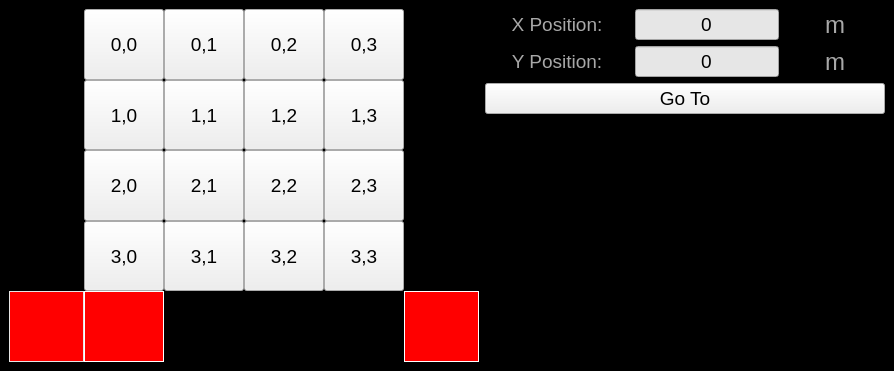
Above: Scanner GUI/QRreader/QRreaderWindow.ui from afylab/nanoSQUID-Scanning-Software before the change. Below: the same form after it.
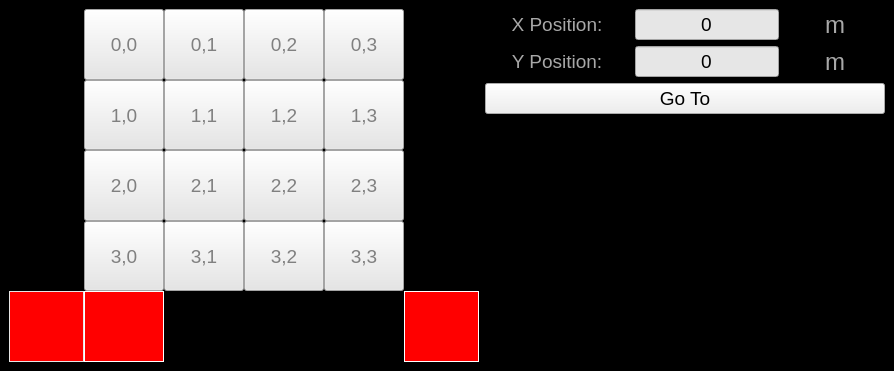
That is the form after the change. Icons and pictures are not drawn.

Patch:
```diff
--- a/Scanner GUI/QRreader/QRreaderWindow.ui
+++ b/Scanner GUI/QRreader/QRreaderWindow.ui
@@ -70,7 +70,7 @@
 
 QPushBotton{
 background-color: rgb(230,230,230);
-color:grey
+
 }</string>
    </property>
    <layout class="QGridLayout" name="gridLayout_4" rowstretch="1,1,1,1" columnstretch="0,0">
@@ -393,7 +393,7 @@
          </font>
         </property>
         <property name="styleSheet">
-         <string notr="true"/>
+         <string notr="true">background-color: rgb(230,230,230);color:grey</string>
         </property>
         <property name="text">
          <string>2,1</string>
@@ -417,7 +417,7 @@
          <bool>false</bool>
         </property>
         <property name="styleSheet">
-         <string notr="true"/>
+         <string notr="true">background-color: rgb(230,230,230);color:grey</string>
         </property>
         <property name="text">
          <string>3,3</string>
@@ -438,7 +438,7 @@
          </font>
         </property>
         <property name="styleSheet">
-         <string notr="true"/>
+         <string notr="true">background-color: rgb(230,230,230);color:grey</string>
         </property>
         <property name="text">
          <string>3,1</string>
@@ -459,7 +459,7 @@
          </font>
         </property>
         <property name="styleSheet">
-         <string notr="true"/>
+         <string notr="true">background-color: rgb(230,230,230);color:grey</string>
         </property>
         <property name="text">
          <string>0,1</string>
@@ -480,7 +480,7 @@
          </font>
         </property>
         <property name="styleSheet">
-         <string notr="true"/>
+         <string notr="true">background-color: rgb(230,230,230);color:grey</string>
         </property>
         <property name="text">
          <string>1,0</string>
@@ -504,7 +504,7 @@
          <bool>false</bool>
         </property>
         <property name="styleSheet">
-         <string notr="true"/>
+         <string notr="true">background-color: rgb(230,230,230);color:grey</string>
         </property>
         <property name="text">
          <string>0,0</string>
@@ -525,7 +525,7 @@
          </font>
         </property>
         <property name="styleSheet">
-         <string notr="true"/>
+         <string notr="true">background-color: rgb(230,230,230);color:grey</string>
         </property>
         <property name="text">
          <string>1,1</string>
@@ -549,7 +549,7 @@
          <enum>Qt::PreventContextMenu</enum>
         </property>
         <property name="styleSheet">
-         <string notr="true"/>
+         <string notr="true">background-color: rgb(230,230,230);color:grey</string>
         </property>
         <property name="text">
          <string>0,2</string>
@@ -570,7 +570,7 @@
          </font>
         </property>
         <property name="styleSheet">
-         <string notr="true"/>
+         <string notr="true">background-color: rgb(230,230,230);color:grey</string>
         </property>
         <property name="text">
          <string>2,0</string>
@@ -590,6 +590,9 @@
           <pointsize>14</pointsize>
          </font>
         </property>
+        <property name="styleSheet">
+         <string>background-color: rgb(230,230,230);color:grey</string>
+        </property>
         <property name="text">
          <string>1,2</string>
         </property>
@@ -609,7 +612,7 @@
          </font>
         </property>
         <property name="styleSheet">
-         <string notr="true"/>
+         <string notr="true">background-color: rgb(230,230,230);color:grey</string>
         </property>
         <property name="text">
          <string>2,2</string>
@@ -630,7 +633,7 @@
          </font>
         </property>
         <property name="styleSheet">
-         <string notr="true"/>
+         <string notr="true">background-color: rgb(230,230,230);color:grey</string>
         </property>
         <property name="text">
          <string>2,3</string>
@@ -651,7 +654,7 @@
          </font>
         </property>
         <property name="styleSheet">
-         <string notr="true"/>
+         <string notr="true">background-color: rgb(230,230,230);color:grey</string>
         </property>
         <property name="text">
          <string>3,0</string>
@@ -672,7 +675,7 @@
          </font>
         </property>
         <property name="styleSheet">
-         <string notr="true"/>
+         <string notr="true">background-color: rgb(230,230,230);color:grey</string>
         </property>
         <property name="text">
          <string>0,3</string>
@@ -693,7 +696,7 @@
          </font>
         </property>
         <property name="styleSheet">
-         <string notr="true"/>
+         <string notr="true">background-color: rgb(230,230,230);color:grey</string>
         </property>
         <property name="text">
          <string>1,3</string>
@@ -714,7 +717,7 @@
          </font>
         </property>
         <property name="styleSheet">
-         <string notr="true"/>
+         <string notr="true">background-color: rgb(230,230,230);color:grey</string>
         </property>
         <property name="text">
          <string>3,2</string>
```
